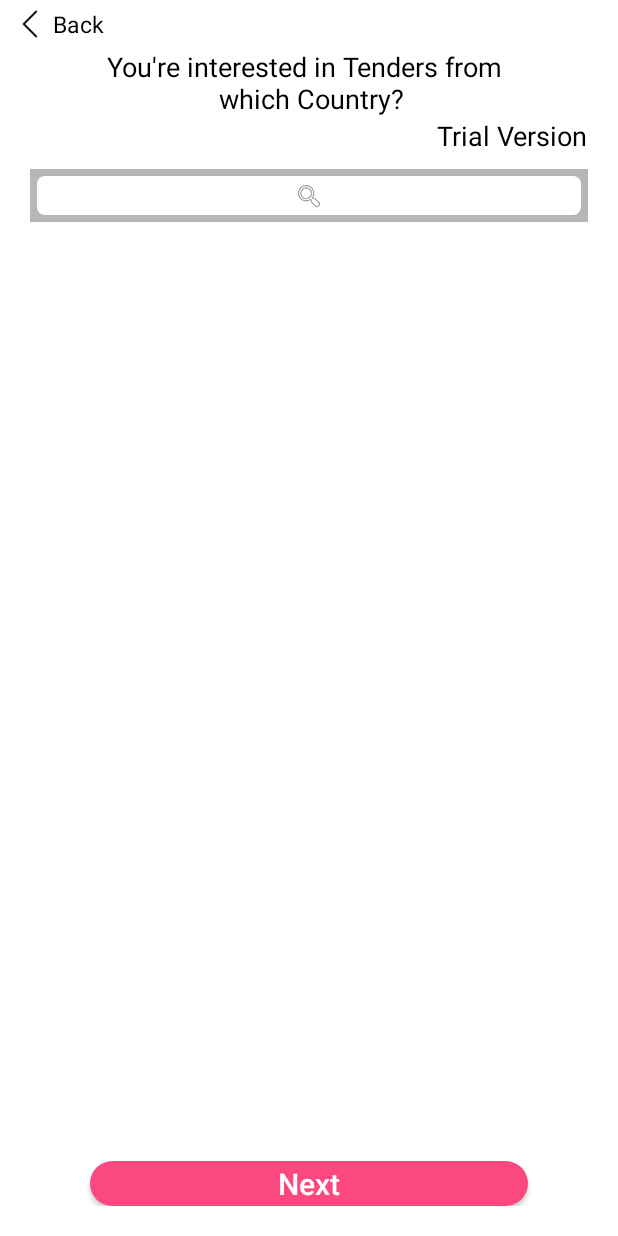
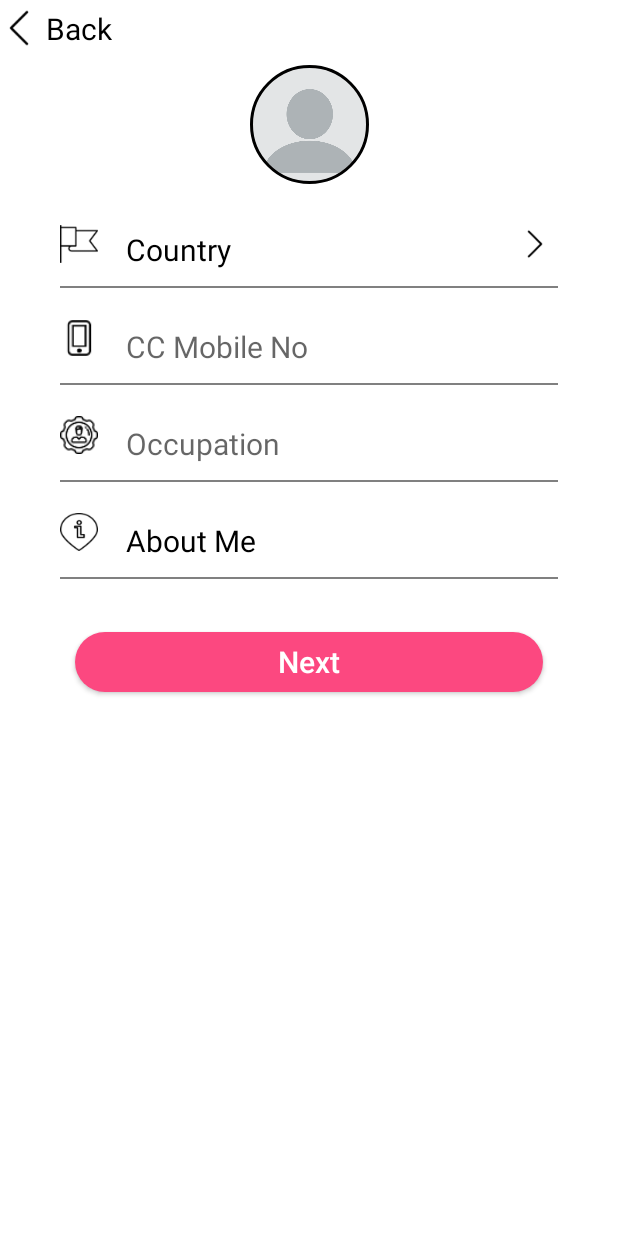
Before and after one commit to lanetteammonika/TendetWatch, an Android app: the screen it shows after launch (CountryList before the commit, SignUp after it), on a phone screen of 412 x 824 dp. Run offline under Robolectric (Android 15) with nearby library versions, the light colour scheme and no system bars; our stand-ins replace CircleImageView.

Commit message:
profile set in circular view

```diff
--- a/TenderWatch/app/build.gradle
+++ b/TenderWatch/app/build.gradle
@@ -43,7 +43,7 @@ dependencies {
     compile 'com.github.bumptech.glide:glide:3.7.0'
     compile 'com.squareup.retrofit2:retrofit:2.3.0'
     compile 'com.squareup.retrofit2:converter-gson:2.2.0'
-
+    compile 'de.hdodenhof:circleimageview:2.2.0'
 
     testCompile 'junit:junit:4.12'
 }
--- a/TenderWatch/app/src/main/java/com/tenderWatch/Adapters/IndexingArrayAdapter.java
+++ b/TenderWatch/app/src/main/java/com/tenderWatch/Adapters/IndexingArrayAdapter.java
@@ -35,14 +35,16 @@ public class IndexingArrayAdapter extends BaseAdapter implements SectionIndexer
     ViewHolderSection holderSection;
     int position;
     private static final String TAG = "IndexingArrayAdapter";
+    char[] chars;
 
 
-    public IndexingArrayAdapter(Context context, int textViewResourceId, ArrayList<CountryList.Item> item, ArrayList<String> alpha2, ArrayList<String> list) {
+    public IndexingArrayAdapter(Context context, int textViewResourceId, ArrayList<CountryList.Item> item, ArrayList<String> alpha2, ArrayList<String> list,char[] chars) {
         this.context = context;
         this.textViewResourceId = textViewResourceId;
         this.item = item;
         this.alpha2 = alpha2;
         this.list = list;
+        this.chars=chars;
         holder = new ViewHolder();
         holderSection = new ViewHolderSection();
     }
--- a/TenderWatch/app/src/main/java/com/tenderWatch/CountryList.java
+++ b/TenderWatch/app/src/main/java/com/tenderWatch/CountryList.java
@@ -68,6 +68,7 @@ public class CountryList extends AppCompatActivity {
     private SideSelector sideSelector = null;
     IndexingArrayAdapter adapter;
     Button btn_next;
+    String alphabetS="";
 
     @Override
     protected void onCreate(Bundle savedInstanceState) {
@@ -109,7 +110,7 @@ public class CountryList extends AppCompatActivity {
                     String value = String.valueOf(name.charAt(0));
                     if (!list.contains(value)) {
                         list.add(value);
-                        //alphabetlist.append(value);
+                        alphabetS.concat(value);//alphabetlist.append(value);
 
 
                         Log.i("array-------", String.valueOf(list));
@@ -130,10 +131,23 @@ public class CountryList extends AppCompatActivity {
                         countryList.add(new EntryItem(name, flag,false));
                     }
                 }
+
                 String str = list.toString().replaceAll(",", "");
+                char[] chars = str.toCharArray();
+                Log.i(TAG, "post submitted to API."+chars);
+                char[] al = new char[27];
+                for(int j=1, i=0;j<chars.length;j=j+2, i++){
+                    al[i]=chars[j];
+                    Log.i(TAG, "post."+chars[j]);
+                }
+
+                Log.i(TAG, "post submitted to API."+al);
+
+                SideSelector ss=new SideSelector(getApplicationContext());
+                ss.setAlphabet(al);
                 alphabetlist = str.substring(1, str.length() - 1).replaceAll(" ", "").toCharArray();
                 // set adapter
-                adapter = new IndexingArrayAdapter(getApplicationContext(), R.id.lvCountry, countryList, alpha2, list);
+                adapter = new IndexingArrayAdapter(getApplicationContext(), R.id.lvCountry, countryList, alpha2, list,chars);
 
                 lvCountry.setAdapter(adapter);
                 lvCountry.setTextFilterEnabled(true);
--- a/TenderWatch/app/src/main/java/com/tenderWatch/SideSelector.java
+++ b/TenderWatch/app/src/main/java/com/tenderWatch/SideSelector.java
@@ -20,8 +20,9 @@ import java.util.ArrayList;
 public class SideSelector extends View {
     private static String TAG = SideSelector.class.getCanonicalName();
     //public static char[] ALPHABET2 =CountryList.alphabetlist;
-    public static char[] ALPHABET2 = new char[]{'A', 'B', 'C', 'D', 'E', 'F', 'G', 'H', 'I', 'J', 'K', 'L', 'M',
-            'N', 'O', 'P', 'Q', 'R', 'S', 'T', 'U', 'V', 'W', 'Y','X', 'Z', 'Å'};
+//    public static char[] ALPHABET2 = new char[]{'A', 'B', 'C', 'D', 'E', 'F', 'G', 'H', 'I', 'J', 'K', 'L', 'M',
+//            'N', 'O', 'P', 'Q', 'R', 'S', 'T', 'U', 'V', 'W', 'Y','X', 'Z', 'Å'};
+    public static char[] ALPHABET2;
     public static final int BOTTOM_PADDING = 10;
 
     private SectionIndexer selectionIndexer = null;
@@ -82,6 +83,10 @@ public class SideSelector extends View {
         }
         return true;
     }
+    public void setAlphabet(char[] chars){
+        ALPHABET2=chars;
+        init();
+    }
 
     protected void onDraw(Canvas canvas) {
         super.onDraw(canvas);
--- /dev/null
+++ b/TenderWatch/app/src/main/java/com/tenderWatch/SignUp.java
@@ -0,0 +1,17 @@
+package com.tenderWatch;
+
+import android.os.Bundle;
+import android.support.v7.app.AppCompatActivity;
+
+/**
+ * Created by lcom48 on 5/12/17.
+ */
+
+public class SignUp extends AppCompatActivity {
+    @Override
+    protected void onCreate(Bundle savedInstanceState) {
+        super.onCreate(savedInstanceState);
+        setContentView(R.layout.activity_client_signup2);
+    }
+
+}
--- /dev/null
+++ b/TenderWatch/app/src/main/res/layout/activity_client_signup2.xml
@@ -0,0 +1,224 @@
+<?xml version="1.0" encoding="utf-8"?>
+<LinearLayout
+    android:layout_width="match_parent"
+    xmlns:android="http://schemas.android.com/apk/res/android"
+    android:layout_height="match_parent"
+    android:orientation="vertical"
+    android:layout_gravity="center"
+    android:background="@color/colorWhite"
+    >
+    <LinearLayout
+        android:layout_width="match_parent"
+        android:layout_height="wrap_content"
+        android:layout_marginTop="5dp"
+        >
+
+        <LinearLayout
+            android:id="@+id/toolbar"
+            android:layout_width="match_parent"
+            android:layout_height="wrap_content"
+            >
+            <ImageView
+                android:layout_width="25dp"
+                android:layout_height="25dp"
+                android:src="@drawable/left_arr_3x"
+                android:layout_gravity="center"/>
+            <TextView
+                android:layout_width="wrap_content"
+                android:layout_height="wrap_content"
+                android:text="Back"
+                android:textColor="#000"
+                android:layout_gravity="center"
+                android:textSize="@dimen/text_20"
+                android:layout_marginLeft="@dimen/value_5"
+                />
+        </LinearLayout>
+
+    </LinearLayout>
+    <LinearLayout
+        android:layout_width="100dp"
+        android:layout_height="100dp"
+        android:orientation="horizontal"
+        android:layout_gravity="center"
+        android:padding="5dp"
+        >
+        <de.hdodenhof.circleimageview.CircleImageView
+            xmlns:app="http://schemas.android.com/apk/res-auto"
+            android:layout_width="90dp"
+            android:layout_height="90dp"
+            android:padding="5dp"
+            android:src="@drawable/avtar"
+            android:id="@+id/circleView"
+            android:layout_gravity="center_horizontal"
+            app:civ_border_width="2dp"
+            app:civ_border_color="#FF000000"
+            />
+    </LinearLayout>
+    <LinearLayout
+        android:layout_width="match_parent"
+        android:layout_height="match_parent"
+        android:orientation="vertical"
+        android:background="#FFF"
+        android:gravity="center_horizontal"
+        >
+
+        <RelativeLayout
+            android:layout_width="match_parent"
+            android:layout_height="wrap_content"
+            android:layout_marginLeft="@dimen/value_40"
+            android:layout_marginRight="@dimen/value_40"
+            android:layout_marginTop="@dimen/value_10"
+
+            >
+            <ImageView
+                android:layout_width="25dp"
+                android:layout_height="25dp"
+                android:src="@drawable/country_3x"
+                android:layout_marginTop="@dimen/value_7"
+                />
+
+            <EditText
+                android:layout_width="match_parent"
+                android:layout_height="wrap_content"
+                android:layout_marginLeft="@dimen/value_40"
+                android:text="Country"
+                android:textSize="@dimen/text_20"
+                android:backgroundTint="@android:color/transparent"
+                android:focusable="false"
+                android:singleLine="true"
+                android:textColor="@color/colorBlack"
+                />
+            <ImageView
+                android:layout_width="20dp"
+                android:layout_height="20dp"
+                android:src="@drawable/right_arr_3x"
+                android:layout_gravity="center"
+                android:layout_alignParentRight="true"
+                android:layout_marginTop="@dimen/value_10"
+                android:layout_marginRight="@dimen/value_5"/>
+        </RelativeLayout>
+        <View
+            android:layout_width="fill_parent"
+            android:layout_height="1dp"
+            android:background="#808080"
+            android:layout_marginLeft="40dp"
+            android:layout_marginRight="40dp"
+            android:layout_marginBottom="5dp"
+            />
+        <RelativeLayout
+            android:layout_width="match_parent"
+            android:layout_height="wrap_content"
+            android:layout_marginLeft="@dimen/value_40"
+            android:layout_marginRight="@dimen/value_40"
+            android:layout_marginTop="@dimen/value_10"
+            >
+            <ImageView
+                android:layout_width="25dp"
+                android:layout_height="25dp"
+                android:src="@drawable/mobile_3x"
+                android:layout_marginTop="@dimen/value_5"
+                />
+
+            <EditText
+                android:layout_width="match_parent"
+                android:layout_height="wrap_content"
+                android:layout_marginLeft="@dimen/value_40"
+                android:hint="CC Mobile No"
+                android:textSize="@dimen/text_20"
+                android:backgroundTint="@android:color/transparent"
+                android:singleLine="true"
+                android:inputType="number"
+                />
+
+        </RelativeLayout>
+        <View
+            android:layout_width="fill_parent"
+            android:layout_height="1dp"
+            android:background="#808080"
+            android:layout_marginLeft="40dp"
+            android:layout_marginRight="40dp"
+            android:layout_marginBottom="5dp"
+            />
+        <RelativeLayout
+            android:layout_width="match_parent"
+            android:layout_height="wrap_content"
+            android:layout_marginLeft="@dimen/value_40"
+            android:layout_marginRight="@dimen/value_40"
+            android:layout_marginTop="@dimen/value_10"
+            >
+            <ImageView
+                android:layout_width="25dp"
+                android:layout_height="25dp"
+                android:src="@drawable/occupation_3x"
+                android:layout_marginTop="@dimen/value_5"
+                />
+
+            <EditText
+                android:layout_width="match_parent"
+                android:layout_height="wrap_content"
+                android:layout_marginLeft="@dimen/value_40"
+                android:hint="Occupation"
+                android:textSize="@dimen/text_20"
+                android:backgroundTint="@android:color/transparent"
+                android:singleLine="true"/>
+
+        </RelativeLayout>
+        <View
+            android:layout_width="fill_parent"
+            android:layout_height="1dp"
+            android:background="#808080"
+            android:layout_marginLeft="40dp"
+            android:layout_marginRight="40dp"
+            android:layout_marginBottom="5dp"
+            />
+        <RelativeLayout
+            android:layout_width="match_parent"
+            android:layout_height="wrap_content"
+            android:layout_marginLeft="@dimen/value_40"
+            android:layout_marginRight="@dimen/value_40"
+            android:layout_marginTop="@dimen/value_10"
+            >
+            <ImageView
+                android:layout_width="25dp"
+                android:layout_height="25dp"
+                android:src="@drawable/about_3x"
+                android:layout_marginTop="@dimen/value_5"
+                />
+
+            <EditText
+                android:layout_width="match_parent"
+                android:layout_height="wrap_content"
+                android:layout_marginLeft="@dimen/value_40"
+                android:text="About Me"
+                android:textSize="@dimen/text_20"
+                android:backgroundTint="@android:color/transparent"
+                android:focusable="false"
+                android:singleLine="true"
+                android:textColor="@color/colorBlack"
+                />
+
+        </RelativeLayout>
+        <View
+            android:layout_width="fill_parent"
+            android:layout_height="1dp"
+            android:background="#808080"
+            android:layout_marginLeft="40dp"
+            android:layout_marginRight="40dp"
+            android:layout_marginBottom="5dp"
+            />
+        <Button
+            android:id="@+id/btn_client"
+            android:layout_width="match_parent"
+            android:layout_height="40dp"
+            android:layout_gravity="center"
+            android:layout_marginBottom="10dp"
+            android:layout_marginLeft="50dp"
+            android:layout_marginRight="50dp"
+            android:layout_marginTop="30dp"
+            android:background="@drawable/button"
+            android:text="Next"
+            android:textAllCaps="false"
+            android:textColor="@color/colorWhite"
+            android:textSize="20sp" />
+    </LinearLayout>
+</LinearLayout>
```
Also changed, not shown: TenderWatch/app/src/main/AndroidManifest.xml (+6 -3 lines).
